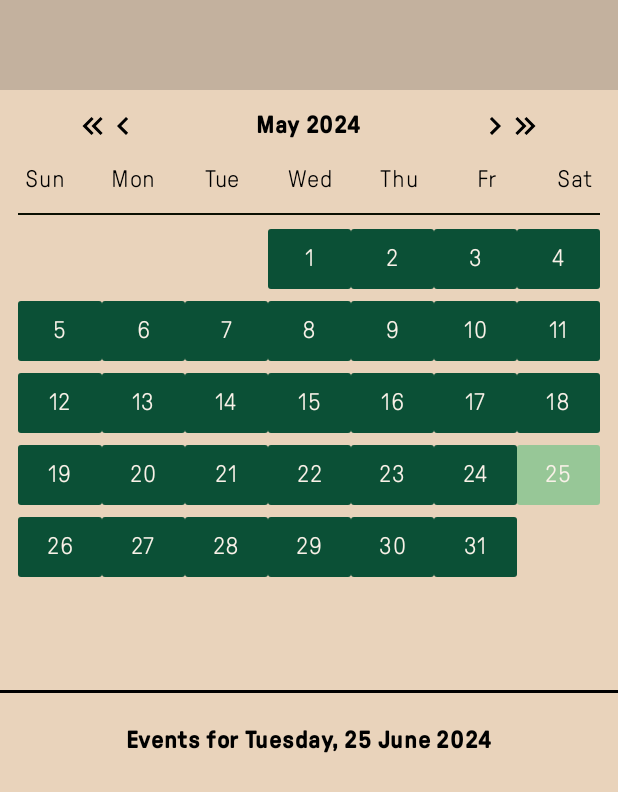
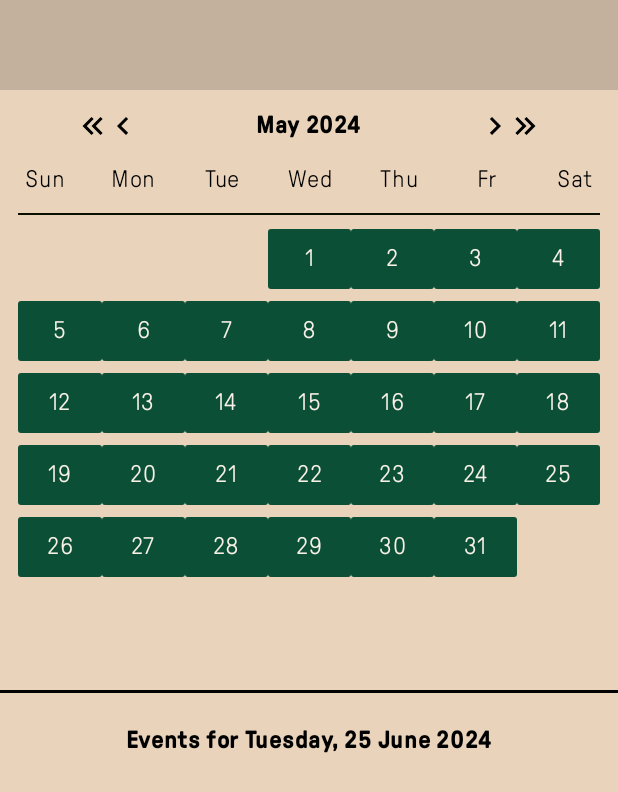
Before and after one commit to Omaro-IB/nofusscalendar-android-project, an Android app built with Jetpack Compose: the screen it shows after launch (MainActivity), after a tap on "Go back 1 year", on a phone screen of 412 x 824 dp. Shown: the top 792 px of the screen. Run offline under Robolectric (Android 15) with nearby library versions, the phone set to English and light mode, and no system bars.

```diff
--- a/NoFussCalendar/app/src/main/java/com/example/nofusscalendar/MainActivity.kt
+++ b/NoFussCalendar/app/src/main/java/com/example/nofusscalendar/MainActivity.kt
@@ -16,7 +16,6 @@ import androidx.compose.foundation.layout.height
 import androidx.compose.foundation.layout.offset
 import androidx.compose.foundation.layout.padding
 import androidx.compose.foundation.layout.width
-import androidx.compose.foundation.lazy.LazyColumn
 import androidx.compose.foundation.lazy.grid.GridCells
 import androidx.compose.foundation.lazy.grid.LazyVerticalGrid
 import androidx.compose.foundation.shape.RoundedCornerShape
@@ -48,22 +47,14 @@ class MainActivity : ComponentActivity() {
         setContent {
             NoFussCalendarTheme {
                 Column {
-                    Spacer(modifier= Modifier
-                        .height(60.dp)
-                        .fillMaxWidth()
-                        .background(colorResource(R.color.beigedark)))
-                    Calendar(modifier = Modifier
-                        .background(colorResource(R.color.beige))
-                        .fillMaxWidth()
-                        .height(400.dp))
-                    Spacer(modifier = Modifier
-                        .height(2.dp)
-                        .fillMaxWidth()
-                        .background(colorResource(R.color.black)))
-                    Events(modifier = Modifier
-                        .background(colorResource(R.color.beige))
-                        .fillMaxWidth()
-                        .fillMaxHeight(), 2024, 6, 25)  // TODO: Update day based on selected day
+                    // Dark space
+                    Spacer(modifier= Modifier.height(60.dp).fillMaxWidth().background(colorResource(R.color.beigedark)))
+                    // Calendar
+                    Calendar(modifier = Modifier.background(colorResource(R.color.beige)).fillMaxWidth().height(400.dp))
+                    // Light space
+                    Spacer(modifier = Modifier.height(2.dp).fillMaxWidth().background(colorResource(R.color.black)))
+                    // Event list -- TODO: Update day based on selected day
+                    Events(modifier = Modifier.background(colorResource(R.color.beige)).fillMaxWidth().fillMaxHeight(), 2024, 6, 25)
                 }
             }
         }
@@ -72,6 +63,7 @@ class MainActivity : ComponentActivity() {
 
 @Composable
 fun Events(modifier: Modifier = Modifier, year: Int, month: Int, day: Int) {
+    // Title
     Column (modifier = modifier, horizontalAlignment = Alignment.CenterHorizontally) {
         Spacer(modifier = Modifier.height(20.dp))
         Text("Events for ${DTUtils.weekDayIntToStr(DTUtils.dateToWeekDay(year, month, day))}, $day ${DTUtils.monthIntToStr(month)} $year", fontWeight = FontWeight.Bold)
@@ -87,11 +79,13 @@ fun Events(modifier: Modifier = Modifier, year: Int, month: Int, day: Int) {
 
 @Composable
 fun DaySelect(modifier: Modifier = Modifier, day: Int, selected: Boolean) {
+    // Highlight color when selected
     val c = when(selected){
         true -> colorResource(R.color.buttongreenhighlight)
         else -> colorResource(R.color.buttongreen)
     }
 
+    // Day box
     Box {
         Button(onClick = { /* TODO: Update selected day */ },
             modifier = modifier
@@ -104,8 +98,10 @@ fun DaySelect(modifier: Modifier = Modifier, day: Int, selected: Boolean) {
     }
 }
 
+
 @Composable
 fun MonthDays(startOn: Int, numDays: Int, selectedDay: Int) {
+    // Days of week
     LazyVerticalGrid(
         columns = GridCells.Fixed(7)
     ) {
@@ -114,48 +110,58 @@ fun MonthDays(startOn: Int, numDays: Int, selectedDay: Int) {
         }
     }
 
+    // Divider line
     Divider(color = colorResource(R.color.blackshadow), thickness = 1.dp, modifier = Modifier
         .padding(top = 10.dp, bottom = 5.dp)
         .padding(horizontal = 12.dp))
 
+    // Days of month, use DaySelect component
     LazyVerticalGrid(
         columns = GridCells.Fixed(7),
         modifier = Modifier.padding(horizontal = 12.dp)
     ) {
         items(numDays+startOn-1) { day ->
             when(day+1) {
-                in (1..<startOn) -> Spacer(modifier = Modifier.fillMaxWidth())
-                else -> DaySelect(day = day - startOn + 2, selected = selectedDay == (day - startOn + 2))
+                in (1..<startOn) -> Spacer(modifier = Modifier.fillMaxWidth()) // leave gap till first day
+                else -> DaySelect(day = day - startOn + 2, selected = selectedDay == (day - startOn + 2))  // first day to last
             }
         }
     }
 }
 
+
 @Composable
 fun Calendar(modifier: Modifier = Modifier) {
+    // Displayed year/month
     var year: Int by remember { mutableStateOf(DTUtils.getYear()) }
     var month: Int by remember { mutableStateOf(DTUtils.getMonth()) }
-    val day: Int by remember { mutableStateOf(DTUtils.getDay()) }
+    // Selected year/month/day
+    val selectedYear: Int by remember { mutableStateOf(DTUtils.getYear()) }
+    val selectedMonth: Int by remember { mutableStateOf(DTUtils.getMonth()) }
+    val selectedDay: Int by remember { mutableStateOf(DTUtils.getDay()) }
+
+    // Fix displayed month
     if (month > 12) {month = 1; year += 1 }
     if (month < 1) {month = 12; year -= 1}
-    val monthS = DTUtils.monthIntToStr(month)
-    val startsOn = DTUtils.dateToWeekDay(year, month, 1)
-    val numDays = DTUtils.getMonthDays(year, month)
 
     Column(modifier = modifier, horizontalAlignment = Alignment.CenterHorizontally) {
         // Month changer
         Row(verticalAlignment = Alignment.CenterVertically, horizontalArrangement = Arrangement.Center) {
+            // Left
             Box {
                 IconButton(onClick = { year-- }, modifier = Modifier.offset((-20).dp)){ Icon(painterResource(R.drawable.chevron_double_left), contentDescription = "Go back 1 year") }
                 IconButton(onClick = { month-- }){ Icon(painterResource(R.drawable.chevron_left), contentDescription = "Go back 1 month") }
             }
-            Row(modifier = Modifier.width(200.dp), horizontalArrangement = Arrangement.Center) {Text(text = "$monthS $year", style = MaterialTheme.typography.bodyLarge, fontWeight = FontWeight.Bold)}
+            // Title
+            Row(modifier = Modifier.width(200.dp), horizontalArrangement = Arrangement.Center) {Text(text = "${DTUtils.monthIntToStr(month)} $year", style = MaterialTheme.typography.bodyLarge, fontWeight = FontWeight.Bold)}
+            // Right
             Box {
                 IconButton(onClick = { month++ }){ Icon(painterResource(R.drawable.chevron_right), contentDescription = "Go forward 1 month") }
                 IconButton(onClick = { year++ }, modifier = Modifier.offset(20.dp)){ Icon(painterResource(R.drawable.chevron_double_right), contentDescription = "Go forward 1 year") }
             }
         }
-        // Month grid
-        MonthDays(startOn = startsOn, numDays = numDays, selectedDay = day)
+        // Month grid - display starting on first of month
+        MonthDays(startOn = DTUtils.dateToWeekDay(year, month, 1), numDays = DTUtils.getMonthDays(year, month),
+            selectedDay = (if (year == selectedYear && month == selectedMonth) selectedDay else 0)) // only show selected day if on selected year/month
     }
 }
--- a/NoFussCalendar/app/src/main/java/com/example/nofusscalendar/NewEvent.kt
+++ b/NoFussCalendar/app/src/main/java/com/example/nofusscalendar/NewEvent.kt
@@ -49,15 +49,10 @@ class NewEvent : ComponentActivity() {
         setContent {
             NoFussCalendarTheme {
                 Column {
-                    Spacer(modifier= Modifier
-                        .height(60.dp)
-                        .fillMaxWidth()
-                        .background(colorResource(R.color.beigedark)))
-                    EventDialog(modifier = Modifier
-                        .fillMaxHeight()
-                        .fillMaxWidth()
-                        .background(colorResource(R.color.beige)),
-                        2024, 6, 25)  // TODO: Update day based on selected day
+                    // Dark space
+                    Spacer(modifier= Modifier.height(60.dp).fillMaxWidth().background(colorResource(R.color.beigedark)))
+                    // Event Dialog -- TODO: Update day based on selected day
+                    EventDialog(modifier = Modifier.fillMaxHeight().fillMaxWidth().background(colorResource(R.color.beige)), 2024, 6, 25)
                 }
             }
         }
@@ -122,6 +117,7 @@ fun EventDialog(modifier: Modifier = Modifier, startYear: Int, startMonth: Int,
 
     Column (modifier = modifier, horizontalAlignment = Alignment.CenterHorizontally) {
         Spacer(modifier = Modifier.height(20.dp))
+        // Title & Cancel/Add buttons
         Row(modifier = Modifier.fillMaxWidth(), horizontalArrangement = Arrangement.SpaceEvenly, verticalAlignment = Alignment.CenterVertically) {
             TextButton(
                 onClick = { /* TODO: exit activity */ }
@@ -130,19 +126,25 @@ fun EventDialog(modifier: Modifier = Modifier, startYear: Int, startMonth: Int,
             }
             Text("New Event", fontWeight = FontWeight.Bold)
             TextButton(
-                onClick = { /* TODO: exit activity */ }
+                onClick = { /* TODO: exit activity and save */ }
             ) {
                 Text("Add", color = colorResource(R.color.buttongreen))
             }
         }
         Spacer(modifier = Modifier.height(15.dp))
+
+        // Title and Location fields
         TextField(value = title, onValueChange = { title = it }, placeholder = { Text("Title") }, modifier = textFieldModifier)
         TextField(value = location, onValueChange = { location = it }, placeholder = { Text("Location or Video Call") }, modifier = textFieldModifier)
         Spacer(modifier = Modifier.height(15.dp))
+
+        // All-day toggle
         Box {
             TextField(value = "All-day", onValueChange = {}, enabled = false, singleLine = true, modifier = textFieldModifier)
             Switch(checked = allDay, onCheckedChange = { allDay = it }, modifier = Modifier.offset(305.dp))
         }
+
+        // Start date and time
         Box(modifier = Modifier.alpha(dateTimeAlpha)) {
             TextField(value = "Starts", onValueChange = {}, enabled = false, singleLine = true, modifier = textFieldModifier)
             Row(modifier = Modifier.offset(125.dp)){
@@ -154,6 +156,8 @@ fun EventDialog(modifier: Modifier = Modifier, startYear: Int, startMonth: Int,
                 }
             }
         }
+
+        // End date and time
         Box(modifier = Modifier.alpha(dateTimeAlpha)) {
             TextField(value = "Ends", onValueChange = {}, enabled = false, singleLine = true, modifier = textFieldModifier)
             Row(modifier = Modifier.offset(125.dp)){
```
Also changed, not shown: 1 other file.
